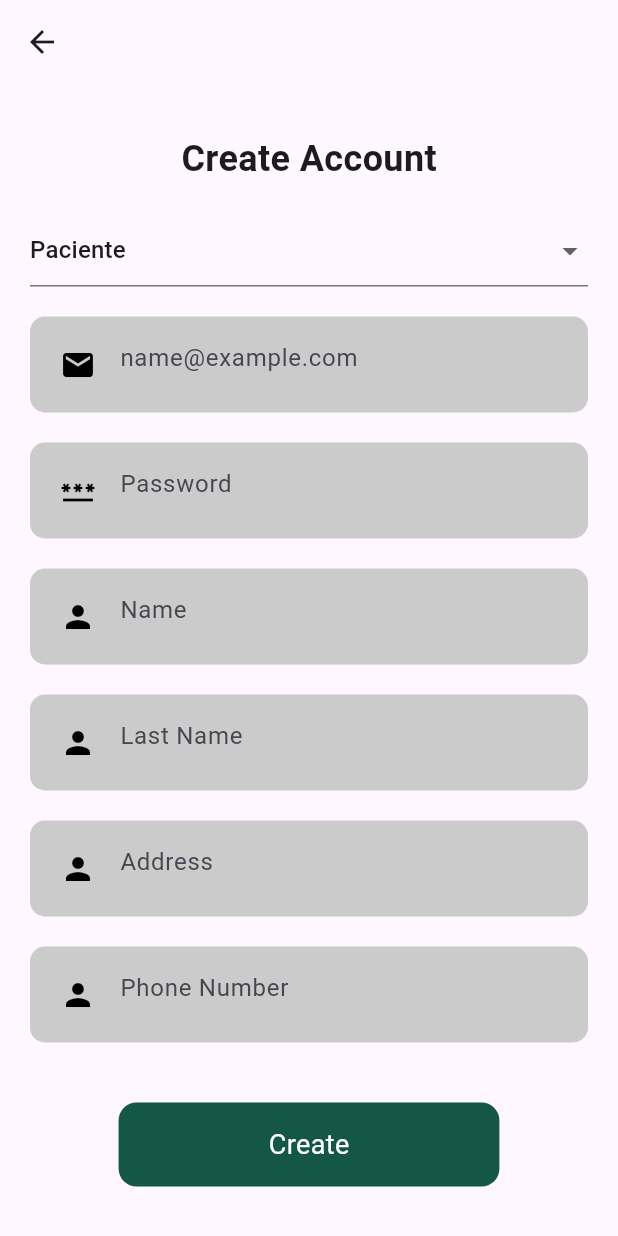
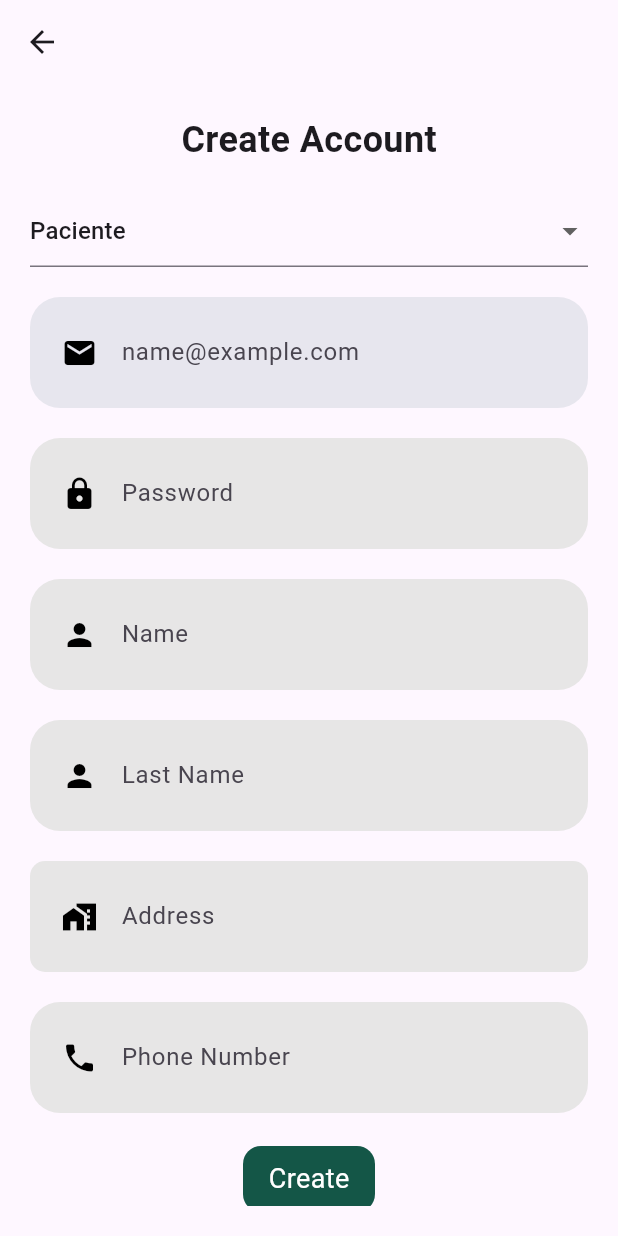
Before and after one commit to LuisDiegoGR/appdevfinal, a Flutter app: the CreateAccn screen opened directly, on a phone screen of 412 x 824 dp. Run offline on Flutter 3.47's test engine with Material 3 defaults, Android fonts, the phone set to English and light mode, and no system bars; our stand-ins replace cloud_firestore, firebase_auth, firebase_core, firebase_database, firebase_messaging, firebase_storage and 4 more; accounts and stored records are empty; statements that could not run were skipped.

Commit message:
Icons colors

```diff
--- a/lib/CitasReb.dart
+++ b/lib/CitasReb.dart
@@ -128,13 +128,13 @@ class _CitasRebState extends State<CitasReb> {
                         mainAxisSize: MainAxisSize.min,
                         children: [
                           IconButton(
-                            icon: const Icon(Icons.delete),
+                            icon: const Icon(Icons.delete, color: Colors.red),
                             onPressed: () {
                               _deleteCita(key);
                             },
                           ),
                           IconButton(
-                            icon: const Icon(Icons.check),
+                            icon: const Icon(Icons.check, color: Colors.green),
                             onPressed: () {
                               _acceptCita(key, cita);
                             },
--- a/lib/CreateAcc.dart
+++ b/lib/CreateAcc.dart
@@ -93,17 +93,16 @@ class _CreateAccnState extends State<CreateAccn> {
               const SizedBox(height: 20),
               Container(
                 width: 400, // Ancho deseado del TextField
-                padding:
-                    const EdgeInsets.symmetric(horizontal: 8.0, vertical: 8.0),
+                padding: const EdgeInsets.all(9),
                 decoration: BoxDecoration(
-                  color: const Color.fromARGB(255, 203, 203, 203),
-                  borderRadius: BorderRadius.circular(10.0),
+                  color: const Color.fromARGB(255, 231, 230, 2030),
+                  borderRadius: BorderRadius.circular(20.0),
                 ),
-                child: TextField(
+                child: TextFormField(
                   controller: _emailController,
                   keyboardType: TextInputType.emailAddress,
                   decoration: const InputDecoration(
-                    hintText: 'name@example.com',
+                    labelText: 'name@example.com',
                     prefixIcon: Icon(Icons.mail, color: Colors.black),
                     border: InputBorder.none,
                   ),
@@ -113,17 +112,17 @@ class _CreateAccnState extends State<CreateAccn> {
               Container(
                 width: 400, // Ancho deseado del TextField
                 padding:
-                    const EdgeInsets.symmetric(horizontal: 8.0, vertical: 8.0),
+                    const EdgeInsets.all(9),
                 decoration: BoxDecoration(
-                  color: const Color.fromARGB(255, 203, 203, 203),
-                  borderRadius: BorderRadius.circular(10.0),
+                  color: const Color.fromARGB(255, 231, 230, 230),
+                  borderRadius: BorderRadius.circular(20.0),
                 ),
                 child: TextField(
                   controller: _passwordController,
                   keyboardType: TextInputType.visiblePassword,
                   decoration: const InputDecoration(
-                    hintText: 'Password',
-                    prefixIcon: Icon(Icons.password, color: Colors.black),
+                    labelText: 'Password',
+                    prefixIcon: Icon(Icons.lock, color: Colors.black),
                     border: InputBorder.none,
                   ),
                 ),
@@ -132,16 +131,16 @@ class _CreateAccnState extends State<CreateAccn> {
               Container(
                 width: 400, // Ancho deseado del TextField
                 padding:
-                    const EdgeInsets.symmetric(horizontal: 8.0, vertical: 8.0),
+                    const EdgeInsets.all(9),
                 decoration: BoxDecoration(
-                  color: const Color.fromARGB(255, 203, 203, 203),
-                  borderRadius: BorderRadius.circular(10.0),
+                  color: const Color.fromARGB(255, 231, 230, 230),
+                  borderRadius: BorderRadius.circular(20.0),
                 ),
                 child: TextField(
                   controller: _nameController,
                   keyboardType: TextInputType.text,
                   decoration: const InputDecoration(
-                    hintText: 'Name',
+                    labelText: 'Name',
                     prefixIcon: Icon(Icons.person, color: Colors.black),
                     border: InputBorder.none,
                   ),
@@ -151,16 +150,16 @@ class _CreateAccnState extends State<CreateAccn> {
               Container(
                 width: 400, // Ancho deseado del TextField
                 padding:
-                    const EdgeInsets.symmetric(horizontal: 8.0, vertical: 8.0),
+                    const EdgeInsets.all(9),
                 decoration: BoxDecoration(
-                  color: const Color.fromARGB(255, 203, 203, 203),
-                  borderRadius: BorderRadius.circular(10.0),
+                  color: const Color.fromARGB(255, 231, 230, 230),
+                  borderRadius: BorderRadius.circular(20.0),
                 ),
                 child: TextField(
                   controller: _lastNameController,
                   keyboardType: TextInputType.text,
                   decoration: const InputDecoration(
-                    hintText: 'Last Name',
+                    labelText: 'Last Name',
                     prefixIcon: Icon(Icons.person, color: Colors.black),
                     border: InputBorder.none,
                   ),
@@ -170,17 +169,17 @@ class _CreateAccnState extends State<CreateAccn> {
               Container(
                 width: 400, // Ancho deseado del TextField
                 padding:
-                    const EdgeInsets.symmetric(horizontal: 8.0, vertical: 8.0),
+                    const EdgeInsets.all(9),
                 decoration: BoxDecoration(
-                  color: const Color.fromARGB(255, 203, 203, 203),
+                  color: const Color.fromARGB(255, 231, 230, 230),
                   borderRadius: BorderRadius.circular(10.0),
                 ),
                 child: TextField(
                   controller: _addressController,
                   keyboardType: TextInputType.text,
                   decoration: const InputDecoration(
-                    hintText: 'Address',
-                    prefixIcon: Icon(Icons.person, color: Colors.black),
+                    labelText: 'Address',
+                    prefixIcon: Icon(Icons.maps_home_work, color: Colors.black),
                     border: InputBorder.none,
                   ),
                 ),
@@ -189,27 +188,26 @@ class _CreateAccnState extends State<CreateAccn> {
               Container(
                 width: 400, // Ancho deseado del TextField
                 padding:
-                    const EdgeInsets.symmetric(horizontal: 8.0, vertical: 8.0),
+                    const EdgeInsets.all(9),
                 decoration: BoxDecoration(
-                  color: const Color.fromARGB(255, 203, 203, 203),
-                  borderRadius: BorderRadius.circular(10.0),
+                  color: const Color.fromARGB(255, 231, 230, 230),
+                  borderRadius: BorderRadius.circular(20.0),
                 ),
                 child: TextField(
                   controller: _phoneController,
                   keyboardType: TextInputType.text,
                   decoration: const InputDecoration(
-                    hintText: 'Phone Number',
-                    prefixIcon: Icon(Icons.person, color: Colors.black),
+                    labelText: 'Phone Number',
+                    prefixIcon: Icon(Icons.phone, color: Colors.black),
                     border: InputBorder.none,
                   ),
                 ),
               ),
-              const SizedBox(height: 40),
+              const SizedBox(height: 20),
               RawMaterialButton(
                 fillColor: const Color(0xFF145647),
                 elevation: 0.0,
-                padding: const EdgeInsets.symmetric(
-                    vertical: 15.0, horizontal: 100.0),
+                padding: const EdgeInsets.all(9),
                 shape: RoundedRectangleBorder(
                   borderRadius: BorderRadius.circular(12.0),
                 ),
```
